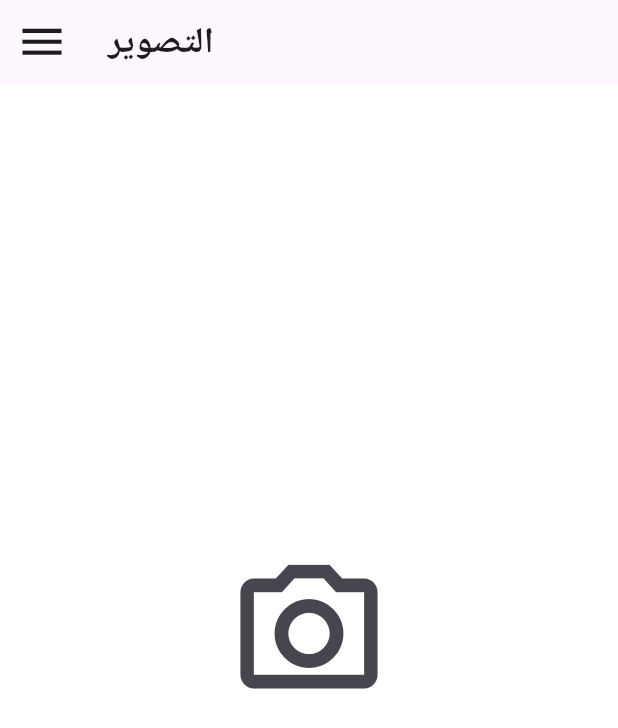
After one commit to DevZiyadAtaweel/Canvasapp, a Flutter app: the CameraScreen screen opened directly, after a tap on the "camera alt" icon, on a phone screen of 412 x 824 dp. The commit adds this screen. Shown: the top 728 px of the screen. Run offline on Flutter 3.47's test engine with Material 3 defaults, Android fonts, the phone set to English and light mode, and no system bars; our stand-ins replace bloc, firebase_ai, firebase_auth, firebase_core, flutter_bloc, go_router and 4 more; accounts and stored records are empty; generated files the repository leaves out were written again.

Commit message:
your commit message

```diff
--- /dev/null
+++ b/lib/core/widgets/camera_smpil.dart
@@ -0,0 +1,123 @@
+import 'dart:io';
+
+import 'package:flutter/material.dart';
+import 'package:image_picker/image_picker.dart';
+
+class CameraScreen extends StatefulWidget {
+  CameraScreen({super.key});
+
+  @override
+  State<CameraScreen> createState() => _CameraScreenState();
+}
+
+class _CameraScreenState extends State<CameraScreen> {
+  dynamic _pickImageError;
+  final ImagePicker _picker = ImagePicker();
+  List<XFile>? _mediaFileList;
+
+  @override
+  Widget build(BuildContext context) {
+    return Scaffold(
+      appBar: AppBar(
+        title: Text(
+          'التصوير',
+          style: TextStyle(fontSize: 24, fontWeight: FontWeight.bold),
+        ),
+        leading: IconButton(
+          iconSize: 35.0,
+          onPressed: () {},
+          icon: Icon(Icons.menu),
+        ),
+      ),
+
+      body: Column(
+        mainAxisAlignment: MainAxisAlignment.center,
+        children: [
+
+          (_mediaFileList??[]).isNotEmpty?
+          Center(
+            child: SizedBox(
+              height: 250,
+              width: 250,
+              child:  _previewImages(),
+            ),
+          ):
+          Center(
+            child: IconButton(
+              iconSize: 110.0,
+              onPressed: ()
+              {
+                _onImageButtonPressed(ImageSource.camera, context: context);
+              },
+              icon:
+              Icon(Icons.camera_alt_outlined),
+            ),
+          ),
+          Text(
+            'أرفق الصورة',
+            style: TextStyle(fontSize: 24, fontWeight: FontWeight.bold),
+          ),
+        ],
+      ),
+    );
+  }
+
+  Future<void> _onImageButtonPressed(
+      ImageSource source, {
+        required BuildContext context,
+        bool allowMultiple = false,
+        bool isMedia = false,
+      }) async {
+    try {
+      final XFile? pickedFile = await _picker.pickImage(source: source);
+      setState(() {
+        _setImageFileListFromFile(pickedFile);
+      });
+    } catch (e) {
+      setState(() {
+        _pickImageError = e;
+      });
+    }
+  }
+
+  void _setImageFileListFromFile(XFile? value) {
+
+    _mediaFileList = value == null ? null : <XFile>[value];
+  }
+
+
+  Widget _previewImages() {
+
+    if (_mediaFileList != null) {
+      return Semantics(
+        label: 'image_picker_example_picked_images',
+        child: ListView.builder(
+          key: UniqueKey(),
+          itemBuilder: (BuildContext context, int index) {
+            return Semantics(
+              label: 'image_picker_example_picked_image',
+              child: Image.file(
+                File(_mediaFileList![index].path),
+                errorBuilder:
+                    (BuildContext context, Object error, StackTrace? stackTrace) {
+                  return const Center(
+                    child: Text('This image type is not supported'),
+                  );
+                },
+              ),
+            );
+          },
+          itemCount: _mediaFileList!.length,
+        ),
+      );
+    } else if (_pickImageError != null) {
+      return Text('Pick image error: $_pickImageError', textAlign: TextAlign.center);
+    } else {
+      return const Text('You have not yet picked an image.', textAlign: TextAlign.center);
+    }
+  }
+
+
+
+
+}
--- /dev/null
+++ b/lib/features/ai_logic/faierbase_ai_logic.dart
@@ -0,0 +1,3 @@
+import 'package:firebase_core/firebase_core.dart';
+import 'package:firebase_ai/firebase_ai.dart';
+import 'firebase_options.dart';
--- a/lib/main.dart
+++ b/lib/main.dart
@@ -2,6 +2,10 @@ import 'package:firebase_core/firebase_core.dart';
 import 'package:flutter/material.dart';
 import 'package:moftahak/core/routes/app_routes.dart';
 import 'package:moftahak/firebase_options.dart';
+
+import 'package:firebase_core/firebase_core.dart';
+import 'package:firebase_ai/firebase_ai.dart';
+import 'firebase_options.dart';
 
 void main() async {
   WidgetsFlutterBinding.ensureInitialized();
--- a/pubspec.yaml
+++ b/pubspec.yaml
@@ -32,6 +32,10 @@ dependencies:
   cupertino_icons: ^1.0.8
   firebase_auth: ^6.1.2
   firebase_core: ^4.2.1
+  image_picker: ^1.2.1
+  camera: ^0.11.2+1
+  path_provider: ^2.1.5
+  path: ^1.9.1
   flutter:
     sdk: flutter
   flutter_bloc: ^9.1.1
@@ -40,6 +44,7 @@ dependencies:
   google_sign_in: ^6.1.4
   shared_preferences: ^2.5.3
   smooth_page_indicator: ^1.2.1
+  firebase_ai: ^3.6.0
 
 dev_dependencies:
   flutter_lints: ^5.0.0
```
Also changed, not shown: lib/features/drawing/drawing_screen.dart (+250 -147 lines), pubspec.lock, 2 other files.
